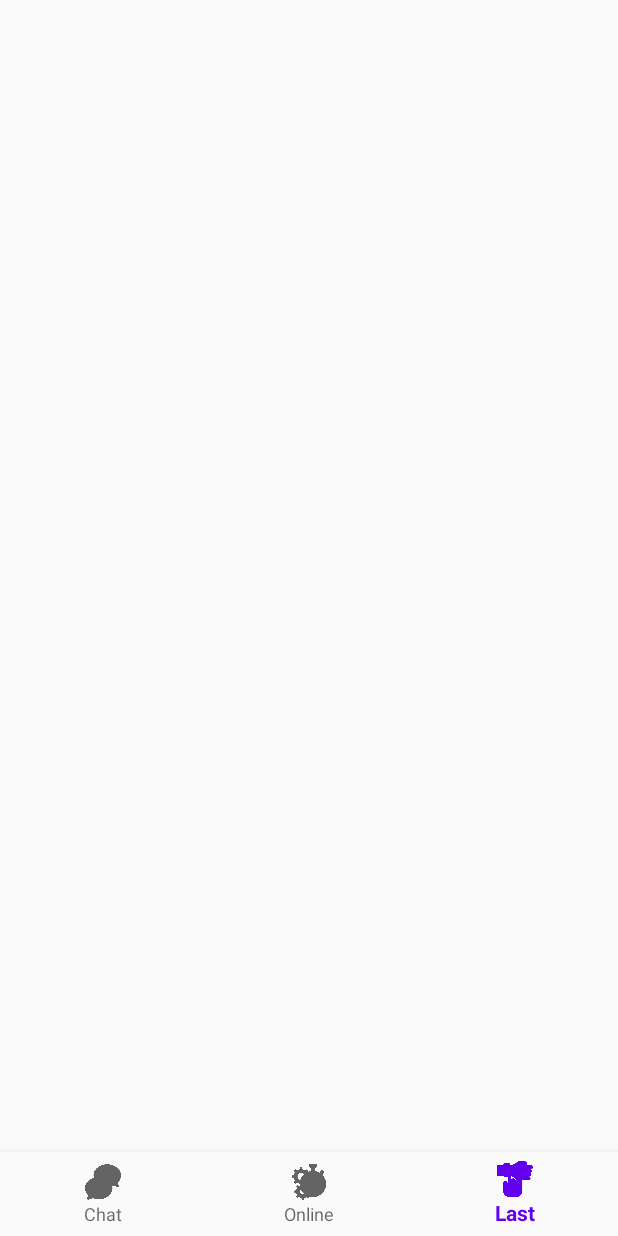
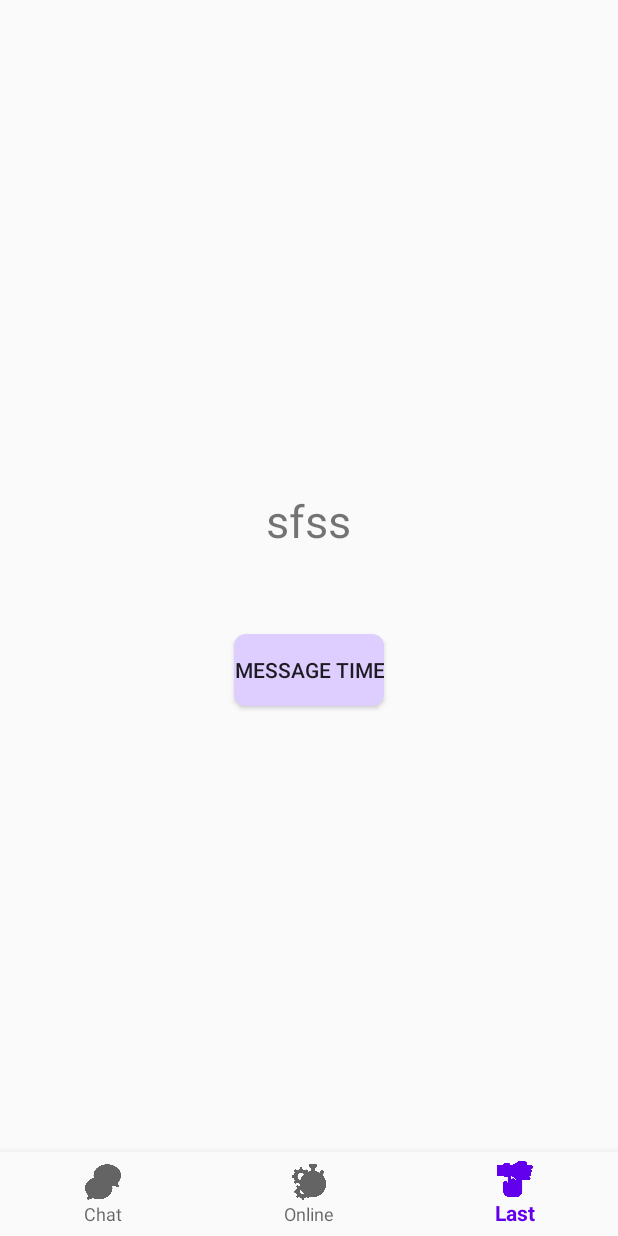
Before and after one commit to MrLoki357/LChat, an Android app: the homepage screen opened directly, with no data from a screen before it, item 3 of the bottom bar chosen, on a phone screen of 412 x 824 dp. Run offline under Robolectric (Android 15) with nearby library versions, the phone set to English and light mode, and no system bars.

Commit message:
All Ui Completed

```diff
--- /dev/null
+++ b/app/src/main/java/com/example/lchat/chat.java
@@ -0,0 +1,25 @@
+package com.example.lchat;
+
+import android.os.Bundle;
+
+import androidx.fragment.app.Fragment;
+
+import android.view.LayoutInflater;
+import android.view.View;
+import android.view.ViewGroup;
+
+/**
+ * A simple {@link Fragment} subclass.
+ * Use the {@link chat#newInstance} factory method to
+ * create an instance of this fragment.
+ */
+public class chat extends Fragment {
+
+
+    @Override
+    public View onCreateView(LayoutInflater inflater, ViewGroup container,
+                             Bundle savedInstanceState) {
+        // Inflate the layout for this fragment
+        return inflater.inflate(R.layout.fragment_chat, container, false);
+    }
+}
--- a/app/src/main/java/com/example/lchat/homepage.java
+++ b/app/src/main/java/com/example/lchat/homepage.java
@@ -1,14 +1,48 @@
 package com.example.lchat;
 
+import androidx.annotation.NonNull;
 import androidx.appcompat.app.AppCompatActivity;
+import androidx.fragment.app.Fragment;
 
 import android.os.Bundle;
+import android.view.MenuItem;
+
+import com.google.android.material.bottomnavigation.BottomNavigationView;
 
 public class homepage extends AppCompatActivity {
+
+
+    BottomNavigationView bottomnav;
 
     @Override
     protected void onCreate(Bundle savedInstanceState) {
         super.onCreate(savedInstanceState);
         setContentView(R.layout.activity_homepage);
+        bottomnav = findViewById(R.id.bottom_navigation);
+        bottomnav.setOnNavigationItemSelectedListener(navlistner);
+        getSupportFragmentManager().beginTransaction().replace(R.id.frame_nav,new chat()).commit();
+
+
+
     }
+    private BottomNavigationView.OnNavigationItemSelectedListener navlistner =
+            new BottomNavigationView.OnNavigationItemSelectedListener() {
+                @Override
+                public boolean onNavigationItemSelected(@NonNull MenuItem item) {
+                    Fragment selectedFragment = null;
+                    switch (item.getItemId()){
+                        case R.id.chat:
+                            selectedFragment = new chat();
+                            break;
+                        case R.id.online:
+                            selectedFragment = new online();
+                            break;
+                        case R.id.last:
+                            selectedFragment = new lastmes();
+                            break;
+                    }
+                    getSupportFragmentManager().beginTransaction().replace(R.id.frame_nav,selectedFragment).commit();
+                    return true;
+                }
+            };
 }
--- /dev/null
+++ b/app/src/main/java/com/example/lchat/lastmes.java
@@ -0,0 +1,64 @@
+package com.example.lchat;
+
+import android.os.Bundle;
+
+import androidx.fragment.app.Fragment;
+
+import android.view.LayoutInflater;
+import android.view.View;
+import android.view.ViewGroup;
+
+/**
+ * A simple {@link Fragment} subclass.
+ * Use the {@link lastmes#newInstance} factory method to
+ * create an instance of this fragment.
+ */
+public class lastmes extends Fragment {
+
+    // TODO: Rename parameter arguments, choose names that match
+    // the fragment initialization parameters, e.g. ARG_ITEM_NUMBER
+    private static final String ARG_PARAM1 = "param1";
+    private static final String ARG_PARAM2 = "param2";
+
+    // TODO: Rename and change types of parameters
+    private String mParam1;
+    private String mParam2;
+
+    public lastmes() {
+        // Required empty public constructor
+    }
+
+    /**
+     * Use this factory method to create a new instance of
+     * this fragment using the provided parameters.
+     *
+     * @param param1 Parameter 1.
+     * @param param2 Parameter 2.
+     * @return A new instance of fragment lastmes.
+     */
+    // TODO: Rename and change types and number of parameters
+    public static lastmes newInstance(String param1, String param2) {
+        lastmes fragment = new lastmes();
+        Bundle args = new Bundle();
+        args.putString(ARG_PARAM1, param1);
+        args.putString(ARG_PARAM2, param2);
+        fragment.setArguments(args);
+        return fragment;
+    }
+
+    @Override
+    public void onCreate(Bundle savedInstanceState) {
+        super.onCreate(savedInstanceState);
+        if (getArguments() != null) {
+            mParam1 = getArguments().getString(ARG_PARAM1);
+            mParam2 = getArguments().getString(ARG_PARAM2);
+        }
+    }
+
+    @Override
+    public View onCreateView(LayoutInflater inflater, ViewGroup container,
+                             Bundle savedInstanceState) {
+        // Inflate the layout for this fragment
+        return inflater.inflate(R.layout.fragment_lastmes, container, false);
+    }
+}
--- /dev/null
+++ b/app/src/main/res/layout/fragment_lastmes.xml
@@ -0,0 +1,31 @@
+<?xml version="1.0" encoding="utf-8"?>
+<FrameLayout xmlns:android="http://schemas.android.com/apk/res/android"
+    xmlns:tools="http://schemas.android.com/tools"
+    android:layout_width="match_parent"
+    android:layout_height="match_parent"
+    tools:context=".lastmes">
+
+    <Button
+        android:id="@+id/msgseen"
+        android:layout_width="wrap_content"
+        android:layout_height="wrap_content"
+        android:background="@drawable/edittext"
+        android:layout_gravity="center"
+        android:text="Message Time">
+
+    </Button>
+
+    <TextView
+        android:id="@+id/msgLast"
+        android:layout_width="wrap_content"
+        android:layout_height="wrap_content"
+        android:text="sfss"
+        android:textSize="30sp"
+        android:layout_gravity="center"
+        android:layout_marginBottom="100dp"
+        >
+
+    </TextView>
+
+
+</FrameLayout>
--- a/app/src/main/res/values/strings.xml
+++ b/app/src/main/res/values/strings.xml
@@ -1,3 +1,5 @@
 <resources>
     <string name="app_name">LChat</string>
+    <!-- TODO: Remove or change this placeholder text -->
+    <string name="hello_blank_fragment">Hello blank fragment</string>
 </resources>
--- a/build.gradle
+++ b/build.gradle
@@ -6,6 +6,7 @@ buildscript {
     }
     dependencies {
         classpath "com.android.tools.build:gradle:7.0.3"
+        classpath 'com.google.gms:google-services:4.3.3'
 
         // NOTE: Do not place your application dependencies here; they belong
         // in the individual module build.gradle files
```
Also changed, not shown: app/build.gradle (+13 -0 lines), app/src/main/AndroidManifest.xml (+6 -6 lines), app/src/main/java/com/example/lchat/loginpage.java (+74 -7 lines), app/src/main/java/com/example/lchat/online.java (added, +64 -0 lines), app/src/main/res/layout/fragment_chat.xml (added, +59 -0 lines), app/src/main/res/layout/fragment_online.xml (added, +30 -0 lines), app/src/main/res/drawable/chatlogo.jpg (added), app/src/main/res/drawable/chatlogooo.png (added), app/src/main/res/drawable/senddd.png (added), 1 other file.
